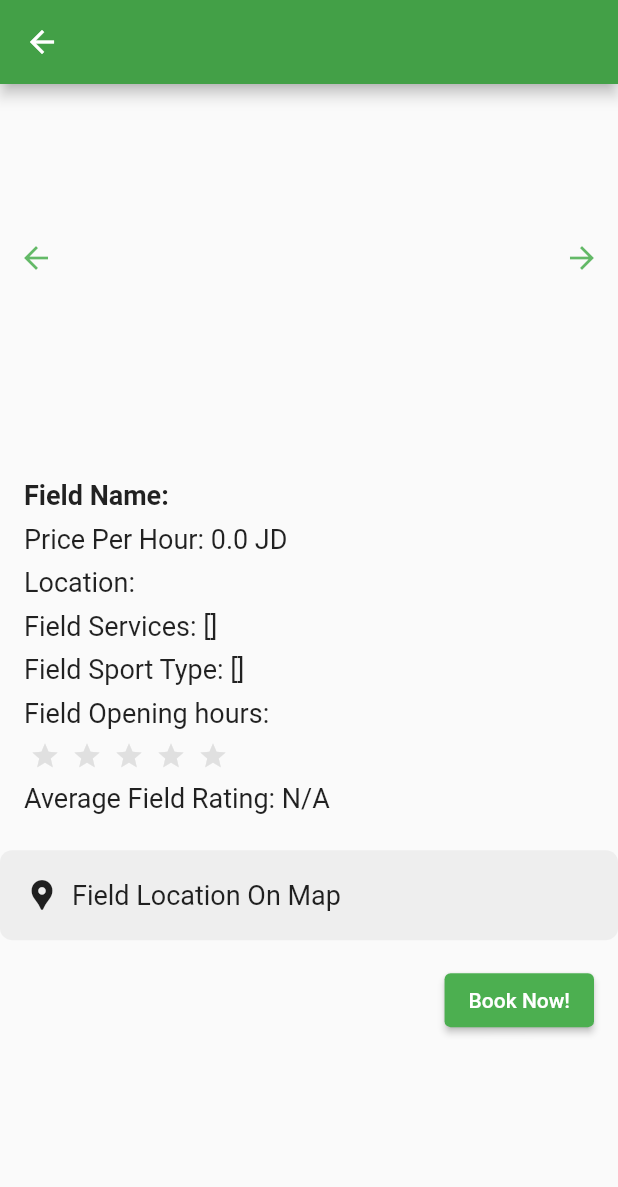
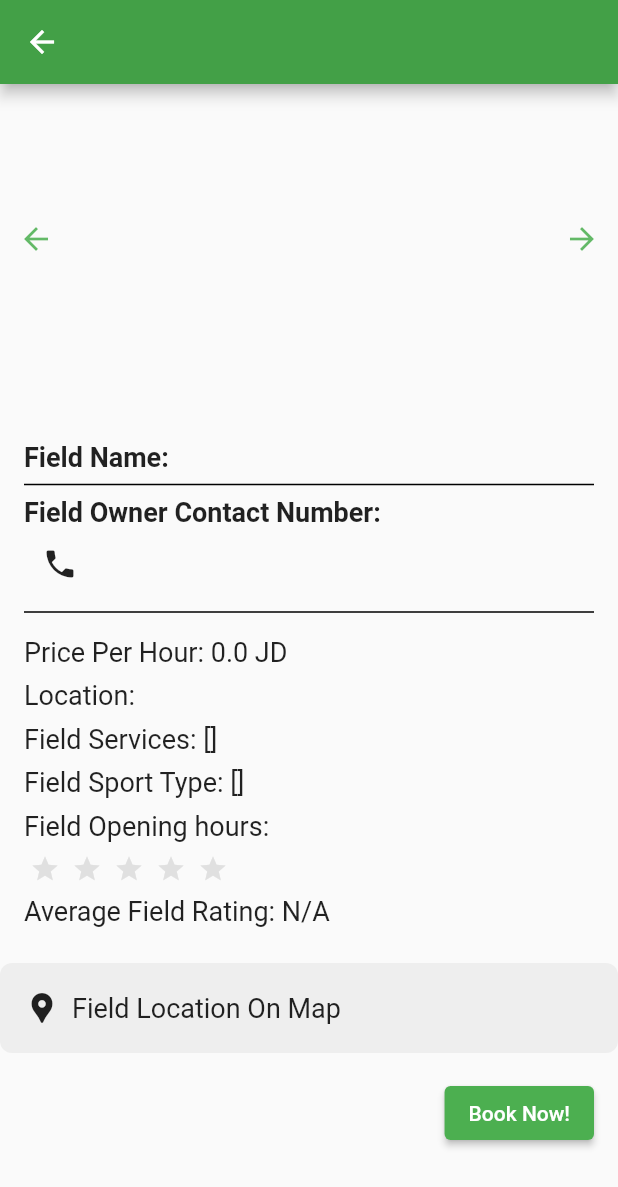
Before and after one commit to waseemMalak/Malaebkom-main, a Flutter app: the PlayerViewFieldDetials screen opened directly with empty values, on a phone screen of 412 x 824 dp. Shown: the top 1187 px of the screen. Run offline on Flutter 3.47's test engine with Material 2 defaults, Android fonts, the phone set to English and light mode, and no system bars; drawn by our look-alikes of carousel_slider, flutter_rating_bar; our stand-ins replace cloud_firestore, firebase_auth, firebase_core, firebase_storage, font_awesome_flutter, geocoding and 4 more; missing offline and left inert: autocomplete_textfield, multi_image_picker; accounts and stored records are empty.

Commit message:
Phone Call + Whats App

```diff
--- a/lib/player_book_match.dart
+++ b/lib/player_book_match.dart
@@ -289,7 +289,8 @@ class _PlayerBookMatchState extends State<PlayerBookMatch> {
                     .add({
                   'matchDate': DateFormat('dd MMM yyyy').format(selectedDate),
                   'fieldId': widget.field.id,
-                  'userId': userId,
+                  'fieldOwnerId': widget.field['userId'],
+                  'matchCreatorId': userId,
                   'matchCreator': userName,
                   'matchCreatorNumber': userPhone,
                   'price': price,
--- a/lib/player_view_field_details.dart
+++ b/lib/player_view_field_details.dart
@@ -89,7 +89,7 @@ class _PlayerViewFieldDetialsState extends State<PlayerViewFieldDetials> {
           crossAxisAlignment: CrossAxisAlignment.start,
           children: [
             Container(
-              height: MediaQuery.of(context).size.width * 9 / 16,
+              height: MediaQuery.of(context).size.width * 8 / 16,
               child: Stack(
                 children: [
                   CarouselSlider(
@@ -102,7 +102,7 @@ class _PlayerViewFieldDetialsState extends State<PlayerViewFieldDetials> {
                       );
                     }).toList(),
                     options: CarouselOptions(
-                      aspectRatio: 16 / 9,
+                      aspectRatio: 16 / 8,
                       viewportFraction: 1.0,
                       initialPage: 0,
                       enableInfiniteScroll: false,
@@ -156,6 +156,34 @@ class _PlayerViewFieldDetialsState extends State<PlayerViewFieldDetials> {
                     'Field Name: ${widget.field['fieldName']}',
                     style: TextStyle(fontSize: 18, fontWeight: FontWeight.bold),
                   ),
+                  Divider(
+                    color: Colors.black,
+                    thickness: 1.0,
+                  ),
+                  Text(
+                    'Field Owner Contact Number:',
+                    style: TextStyle(fontSize: 18, fontWeight: FontWeight.bold),
+                  ),
+                  Row(
+                    children: [
+                      IconButton(
+                        icon: Icon(Icons.phone),
+                        onPressed: () {
+                          String phoneNumber = widget.field['fieldOwnerNumber'];
+                          launch('tel:$phoneNumber');
+                        },
+                      ),
+                      Text(
+                        '${widget.field['fieldOwnerNumber']}',
+                        style: TextStyle(
+                            fontSize: 18, fontWeight: FontWeight.bold),
+                      ),
+                    ],
+                  ),
+                  Divider(
+                    color: Colors.black,
+                    thickness: 1.0,
+                  ),
                   SizedBox(height: 8),
                   Text(
                     'Price Per Hour: ${widget.field['price'].toString()} JD',
@@ -188,7 +216,7 @@ class _PlayerViewFieldDetialsState extends State<PlayerViewFieldDetials> {
                     direction: Axis.horizontal,
                     allowHalfRating: false,
                     itemCount: 5,
-                    itemSize: 20.0, // Adjusted itemSize value
+                    itemSize: 20.0,
                     unratedColor: Colors.grey[300],
                     itemPadding: EdgeInsets.symmetric(horizontal: 4.0),
                     itemBuilder: (context, _) => Icon(
--- a/pubspec.yaml
+++ b/pubspec.yaml
@@ -52,6 +52,7 @@ dependencies:
   carousel_slider: ^4.0.0
   flutter_rating_bar: ^4.0.0
   intl: ^0.17.0
+  font_awesome_flutter: ^9.2.0
 
 
 
```
Also changed, not shown: lib/addNewField.dart (+7 -3 lines), lib/player_join_match.dart (+42 -4 lines), pubspec.lock.
